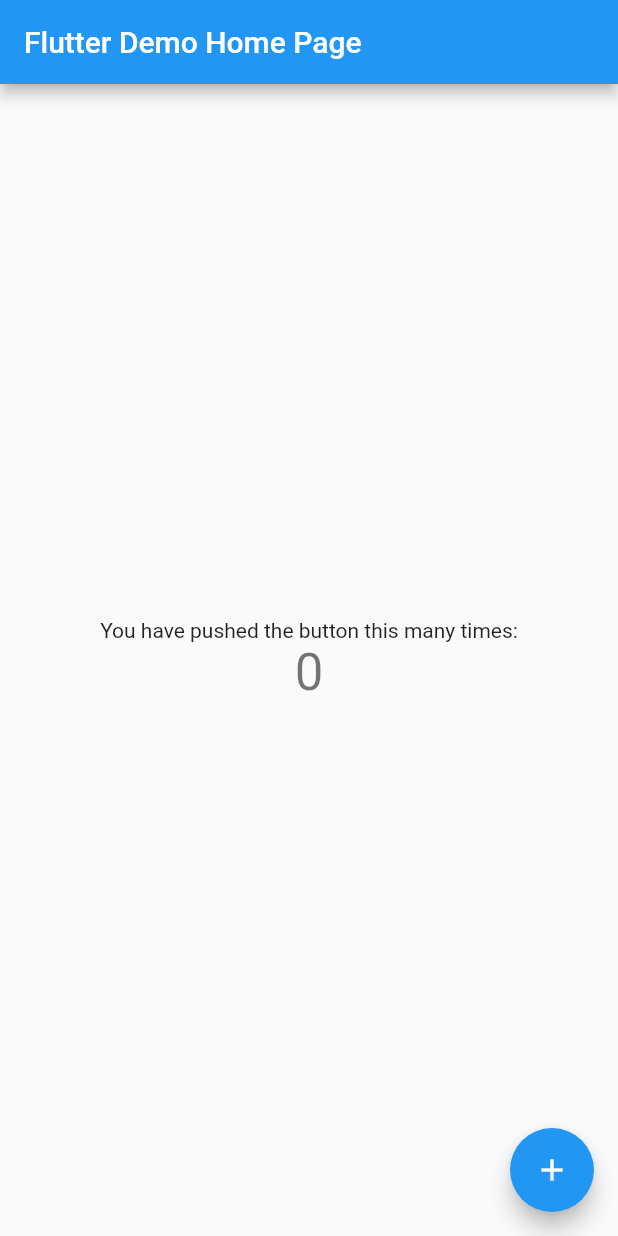
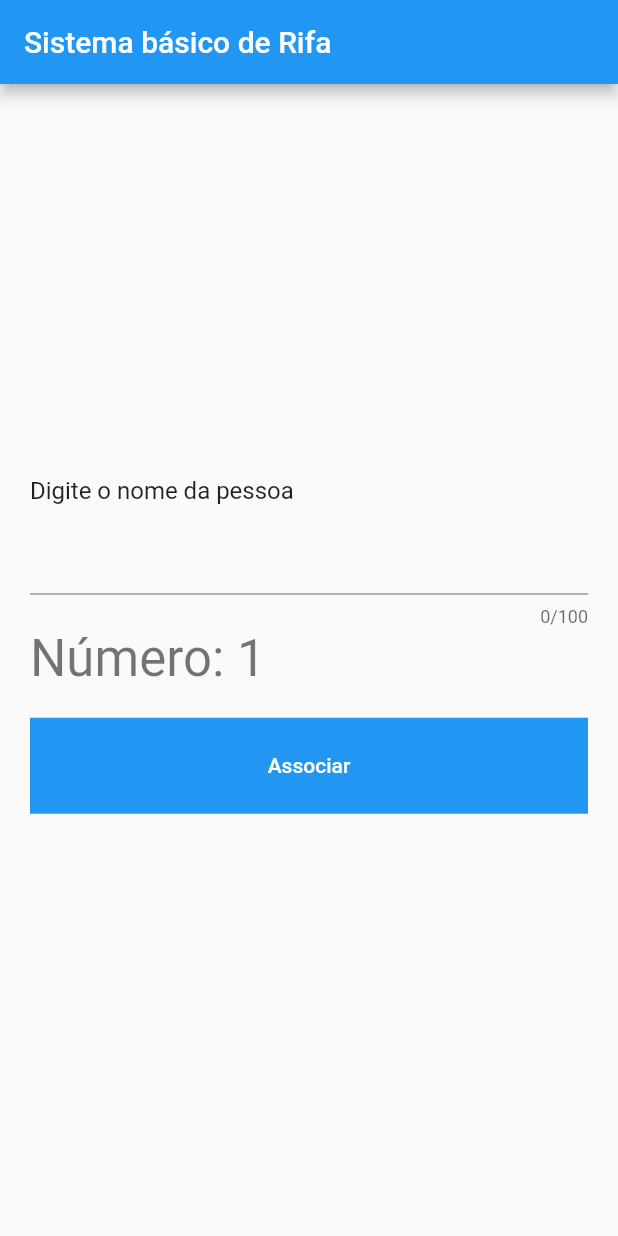
Before and after one commit to pedropapa/rifa-facil, a Flutter app: the screen it shows after launch, on a phone screen of 412 x 824 dp. Run offline on Flutter 3.47's test engine with Material 2 defaults, Android fonts, the phone set to English and light mode, and no system bars; our stand-ins replace localstorage.

Commit message:
feat(rifa): lógica básica para escolha de número

```diff
--- a/lib/main.dart
+++ b/lib/main.dart
@@ -1,4 +1,7 @@
+import 'dart:math';
+
 import 'package:flutter/material.dart';
+import 'package:localstorage/localstorage.dart';
 
 void main() {
   runApp(MyApp());
@@ -9,7 +12,7 @@ class MyApp extends StatelessWidget {
   @override
   Widget build(BuildContext context) {
     return MaterialApp(
-      title: 'Flutter Demo',
+      title: 'Sistema básico de Rifa',
       theme: ThemeData(
         // This is the theme of your application.
         //
@@ -26,7 +29,7 @@ class MyApp extends StatelessWidget {
         // closer together (more dense) than on mobile platforms.
         visualDensity: VisualDensity.adaptivePlatformDensity,
       ),
-      home: MyHomePage(title: 'Flutter Demo Home Page'),
+      home: MyHomePage(title: 'Sistema básico de Rifa'),
     );
   }
 }
@@ -50,68 +53,159 @@ class MyHomePage extends StatefulWidget {
 }
 
 class _MyHomePageState extends State<MyHomePage> {
-  int _counter = 0;
+  final _ctlNome = TextEditingController();
+  final formKey = GlobalKey<FormState>(debugLabel: 'form');
+  final LocalStorage storage = new LocalStorage('rifa-lista-numeros');
+  List numerosRifa;
+  int numeroAtual;
 
-  void _incrementCounter() {
+  @override
+  void initState() {
+    super.initState();
+
+    if (storage.getItem('numeros') == null) {
+      storage.setItem('numeros', new List<int>.generate(10, (i) => i + 1));
+    }
+
+    var numbers = storage.getItem('numeros') as List;
+
+    numerosRifa = numbers;
+
+    this.proximoNumero();
+  }
+
+  void proximoNumero() {
     setState(() {
-      // This call to setState tells the Flutter framework that something has
-      // changed in this State, which causes it to rerun the build method below
-      // so that the display can reflect the updated values. If we changed
-      // _counter without calling setState(), then the build method would not be
-      // called again, and so nothing would appear to happen.
-      _counter++;
+      numeroAtual = numerosRifa[Random().nextInt(numerosRifa.length)];
     });
+  }
+
+  void associarNumero() {
+    if (!formKey.currentState.validate()) return;
+
+    numerosRifa.remove(numeroAtual);
+    storage.setItem('numeros', numerosRifa);
+
+    this.proximoNumero();
   }
 
   @override
   Widget build(BuildContext context) {
-    // This method is rerun every time setState is called, for instance as done
-    // by the _incrementCounter method above.
-    //
-    // The Flutter framework has been optimized to make rerunning build methods
-    // fast, so that you can just rebuild anything that needs updating rather
-    // than having to individually change instances of widgets.
     return Scaffold(
       appBar: AppBar(
-        // Here we take the value from the MyHomePage object that was created by
-        // the App.build method, and use it to set our appbar title.
         title: Text(widget.title),
       ),
       body: Center(
-        // Center is a layout widget. It takes a single child and positions it
-        // in the middle of the parent.
+          child: SafeArea(
+        minimum: const EdgeInsets.only(bottom: 20.0),
+        child: Padding(
+          padding: EdgeInsets.all(20.0),
           child: Column(
-          // Column is also a layout widget. It takes a list of children and
-          // arranges them vertically. By default, it sizes itself to fit its
-          // children horizontally, and tries to be as tall as its parent.
-          //
-          // Invoke "debug painting" (press "p" in the console, choose the
-          // "Toggle Debug Paint" action from the Flutter Inspector in Android
-          // Studio, or the "Toggle Debug Paint" command in Visual Studio Code)
-          // to see the wireframe for each widget.
-          //
-          // Column has various properties to control how it sizes itself and
-          // how it positions its children. Here we use mainAxisAlignment to
-          // center the children vertically; the main axis here is the vertical
-          // axis because Columns are vertical (the cross axis would be
-          // horizontal).
             mainAxisAlignment: MainAxisAlignment.center,
+            crossAxisAlignment: CrossAxisAlignment.stretch,
             children: <Widget>[
-            Text(
-              'You have pushed the button this many times:',
+              Form(
+                key: formKey,
+                child: Column(
+                  children: [
+                    ConstrainedText(
+                      maxWidthEms: 16.0,
+                      style: Theme.of(context).textTheme.subtitle1,
+                      child: const Text(
+                        'Digite o nome da pessoa',
                       ),
-            Text(
-              '$_counter',
-              style: Theme.of(context).textTheme.headline4,
+                    ),
+                    const SizedBox(height: 12.0),
+                    TextFormField(
+                      controller: _ctlNome,
+                      decoration: const InputDecoration(helperText: ''),
+                      keyboardType: TextInputType.text,
+                      keyboardAppearance: Brightness.light,
+                      textInputAction: TextInputAction.done,
+                      maxLength: 100,
+                      validator: (value) {
+                        if (value.isEmpty) {
+                          return 'Informe o nome';
+                        }
+                        return null;
+                      },
+                      maxLengthEnforced: true,
+//                    onFieldSubmitted: (senha) => _confirmar(context, senha),
+                      style: const TextStyle(
+                        fontSize: 20.0,
+                        fontWeight: FontWeight.bold,
+                      ),
                     ),
                   ],
                 ),
               ),
-      floatingActionButton: FloatingActionButton(
-        onPressed: _incrementCounter,
-        tooltip: 'Increment',
-        child: Icon(Icons.add),
-      ), // This trailing comma makes auto-formatting nicer for build methods.
+              Text(
+                'Número: $numeroAtual',
+                style: Theme.of(context).textTheme.headline4,
+              ),
+              SizedBox(
+                height: 20.0,
+              ),
+              FlatButton(
+                onPressed: associarNumero,
+                padding: const EdgeInsets.all(24.0),
+                color: Colors.blue,
+                highlightColor: Colors.transparent,
+                textColor: const Color(0xFFFFFFFF),
+                shape: const Border(),
+                child: Text('Associar'),
+              )
+            ],
+          ),
+        ),
+      )),
     );
   }
 }
+
+class ConstrainedText extends StatelessWidget {
+  const ConstrainedText({
+    Key key,
+    @required this.maxWidthEms,
+    this.minLines,
+    this.style,
+    this.textAlign,
+    this.margin = EdgeInsets.zero,
+    @required this.child,
+  }) : super(key: key);
+
+  final double maxWidthEms;
+  final double minLines;
+  final TextStyle style;
+  final TextAlign textAlign;
+  final EdgeInsetsGeometry margin;
+  final Widget child;
+
+  @override
+  Widget build(BuildContext context) {
+    var defaultStyle = DefaultTextStyle.of(context);
+    var style = defaultStyle.style.merge(this.style);
+    var textAlign = this.textAlign ?? defaultStyle.textAlign;
+    var child = DefaultTextStyle(style: style, child: this.child);
+
+    if (maxWidthEms == null && minLines == null) return child;
+
+    return Align(
+      alignment: textAlign == TextAlign.center
+          ? AlignmentDirectional.topCenter
+          : AlignmentDirectional.topStart,
+      child: Container(
+        margin: margin,
+        constraints: BoxConstraints(
+          maxWidth: maxWidthEms == null
+              ? double.infinity
+              : style.fontSize * maxWidthEms,
+          minHeight: minLines == null
+              ? 0.0
+              : minLines * (style.height ?? 1.4) * style.fontSize,
+        ),
+        child: child,
+      ),
+    );
+  }
+}
```
Lines whose indentation alone changed are shown as unchanged.
